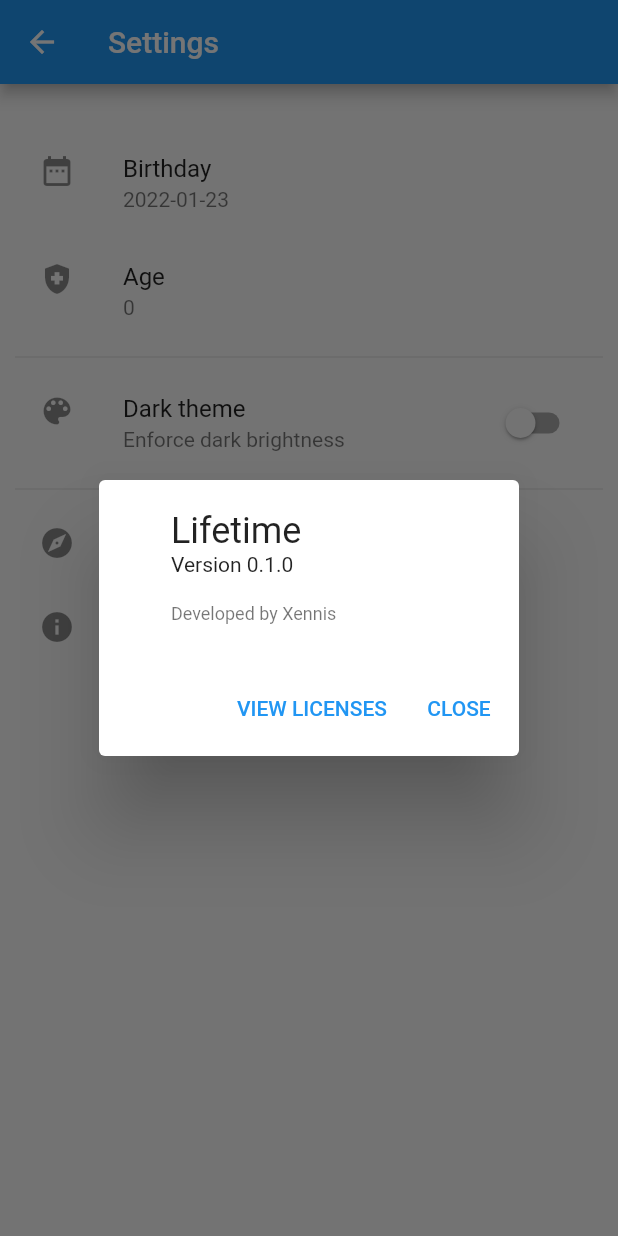
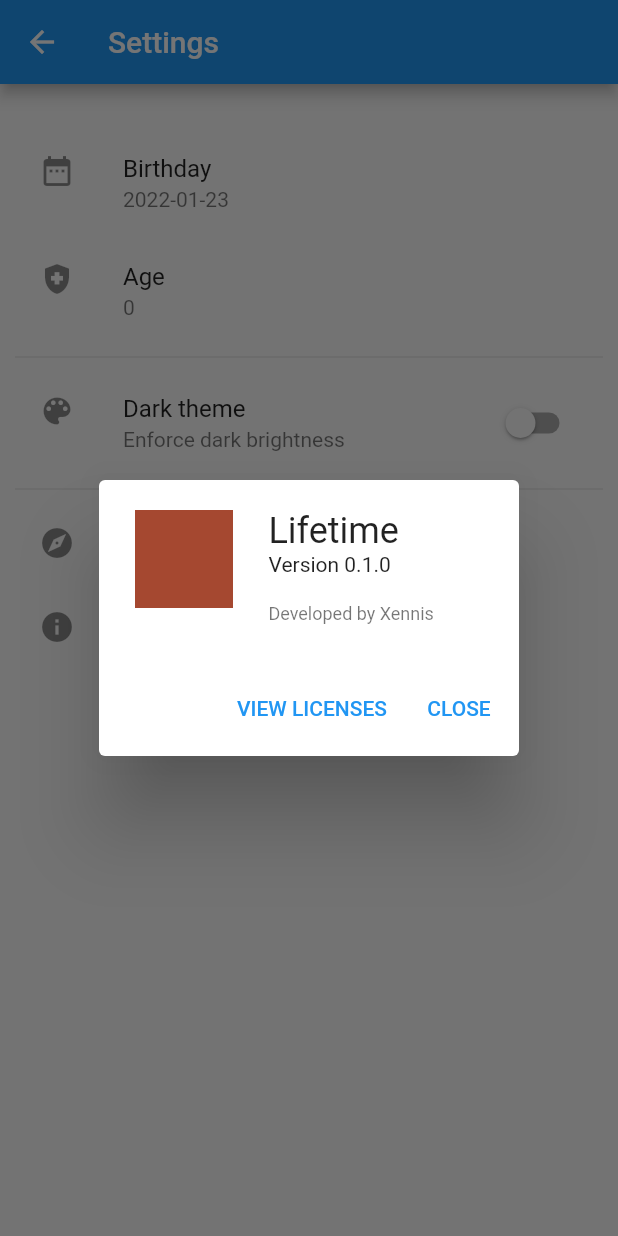
Before and after one commit to Xennis/lifetime-clock-app, a Flutter app: the ConfigPage screen opened directly with empty values, after a tap on "About the app", on a phone screen of 412 x 824 dp. Run offline on Flutter 3.47's test engine with Material 2 defaults, Android fonts, the phone set to English and light mode, and no system bars; our stand-ins replace numberpicker, shared_preferences; accounts and stored records are empty; generated files the repository leaves out were written again.

Commit message:
Add app icon

```diff
--- a/lib/pages/config_page.dart
+++ b/lib/pages/config_page.dart
@@ -69,11 +69,11 @@ class _ConfigPageState extends State<ConfigPage> {
                 AboutListTile(
                   child: Text(l10n.aboutPage),
                   icon: const Icon(Icons.explore),
-                  //applicationIcon: Image.asset(
-                  //  'assets/app-icon.png',
-                  //  width: 65,
-                  //  height: 65,
-                  //),
+                  applicationIcon: Image.asset(
+                    'assets/app-icon.png',
+                    width: 65,
+                    height: 65,
+                  ),
                   applicationName: l10n.appTitle,
                   applicationVersion: l10n.aboutVersion('0.1.0'),
                   applicationLegalese: l10n.aboutLegalese('Xennis'),
--- a/pubspec.yaml
+++ b/pubspec.yaml
@@ -61,9 +61,8 @@ flutter:
   uses-material-design: true
 
   # To add assets to your application, add an assets section, like this:
-  # assets:
-  #   - images/a_dot_burr.jpeg
-  #   - images/a_dot_ham.jpeg
+  assets:
+     - assets/app-icon.png
 
   # An image asset can refer to one or more resolution-specific "variants", see
   # https://flutter.dev/assets-and-images/#resolution-aware.
```
Also changed, not shown: assets/app-icon.png (added).
